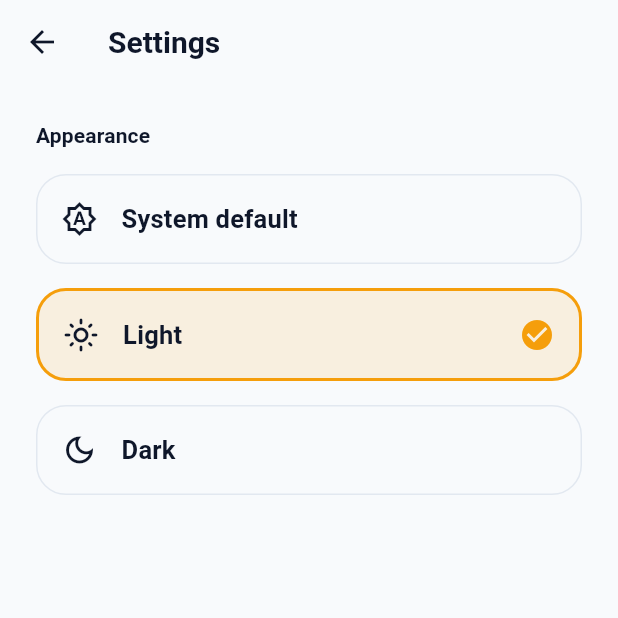
After one commit to keikoluc/aligo, a Flutter app: the SettingsScreen screen opened directly, after a tap on "Light", on a phone screen of 412 x 824 dp, the top half of it. The commit adds this screen. Run offline on Flutter 3.47's test engine with Material 3 defaults, Android fonts, the phone set to English and light mode, and no system bars; our stand-ins replace firebase_core, firebase_messaging, flutter_secure_storage, geolocator, google_sign_in, socket_io_client; missing offline and left inert: mapbox_maps_flutter; accounts and stored records are empty.

Commit message:
Add a light/dark/system appearance toggle in a new Settings screen
Wires the previously dead drawer "Settings" entry to a real screen and
persists the choice with flutter_secure_storage, mirroring LocaleStorage.

```diff
--- /dev/null
+++ b/lib/core/storage/theme_storage.dart
@@ -0,0 +1,16 @@
+import 'package:flutter_secure_storage/flutter_secure_storage.dart';
+
+/// Persists the user's chosen appearance (light/dark/system) across launches.
+class ThemeStorage {
+  static const _themeModeKey = 'aligo_theme_mode';
+
+  final FlutterSecureStorage _storage;
+
+  ThemeStorage({FlutterSecureStorage? storage})
+    : _storage = storage ?? const FlutterSecureStorage();
+
+  Future<void> saveThemeMode(String themeMode) =>
+      _storage.write(key: _themeModeKey, value: themeMode);
+
+  Future<String?> readThemeMode() => _storage.read(key: _themeModeKey);
+}
--- a/lib/l10n/app_en.arb
+++ b/lib/l10n/app_en.arb
@@ -91,6 +91,10 @@
   "support": "Support",
   "settings": "Settings",
   "language": "Language",
+  "appearanceSectionTitle": "Appearance",
+  "themeSystemLabel": "System default",
+  "themeLightLabel": "Light",
+  "themeDarkLabel": "Dark",
 
   "postShipmentTitle": "Post a shipment",
   "whatAreYouSending": "What are you sending?",
--- a/lib/l10n/app_localizations.dart
+++ b/lib/l10n/app_localizations.dart
@@ -555,6 +555,30 @@ abstract class AppLocalizations {
   /// In en, this message translates to:
   /// **'Language'**
   String get language;
+
+  /// No description provided for @appearanceSectionTitle.
+  ///
+  /// In en, this message translates to:
+  /// **'Appearance'**
+  String get appearanceSectionTitle;
+
+  /// No description provided for @themeSystemLabel.
+  ///
+  /// In en, this message translates to:
+  /// **'System default'**
+  String get themeSystemLabel;
+
+  /// No description provided for @themeLightLabel.
+  ///
+  /// In en, this message translates to:
+  /// **'Light'**
+  String get themeLightLabel;
+
+  /// No description provided for @themeDarkLabel.
+  ///
+  /// In en, this message translates to:
+  /// **'Dark'**
+  String get themeDarkLabel;
 
   /// No description provided for @postShipmentTitle.
   ///
--- a/lib/l10n/app_localizations_en.dart
+++ b/lib/l10n/app_localizations_en.dart
@@ -245,6 +245,18 @@ class AppLocalizationsEn extends AppLocalizations {
 
   @override
   String get language => 'Language';
+
+  @override
+  String get appearanceSectionTitle => 'Appearance';
+
+  @override
+  String get themeSystemLabel => 'System default';
+
+  @override
+  String get themeLightLabel => 'Light';
+
+  @override
+  String get themeDarkLabel => 'Dark';
 
   @override
   String get postShipmentTitle => 'Post a shipment';
--- a/lib/l10n/app_localizations_ru.dart
+++ b/lib/l10n/app_localizations_ru.dart
@@ -244,6 +244,18 @@ class AppLocalizationsRu extends AppLocalizations {
 
   @override
   String get language => 'Язык';
+
+  @override
+  String get appearanceSectionTitle => 'Оформление';
+
+  @override
+  String get themeSystemLabel => 'Как в системе';
+
+  @override
+  String get themeLightLabel => 'Светлая';
+
+  @override
+  String get themeDarkLabel => 'Тёмная';
 
   @override
   String get postShipmentTitle => 'Разместить груз';
--- a/lib/l10n/app_localizations_uz.dart
+++ b/lib/l10n/app_localizations_uz.dart
@@ -246,6 +246,18 @@ class AppLocalizationsUz extends AppLocalizations {
 
   @override
   String get language => 'Til';
+
+  @override
+  String get appearanceSectionTitle => 'Ko\'rinish';
+
+  @override
+  String get themeSystemLabel => 'Tizim standarti';
+
+  @override
+  String get themeLightLabel => 'Yorug\'';
+
+  @override
+  String get themeDarkLabel => 'Qorong\'u';
 
   @override
   String get postShipmentTitle => 'Yuk joylash';
--- a/lib/l10n/app_ru.arb
+++ b/lib/l10n/app_ru.arb
@@ -85,6 +85,10 @@
   "support": "Поддержка",
   "settings": "Настройки",
   "language": "Язык",
+  "appearanceSectionTitle": "Оформление",
+  "themeSystemLabel": "Как в системе",
+  "themeLightLabel": "Светлая",
+  "themeDarkLabel": "Тёмная",
 
   "postShipmentTitle": "Разместить груз",
   "whatAreYouSending": "Что вы отправляете?",
--- a/lib/l10n/app_uz.arb
+++ b/lib/l10n/app_uz.arb
@@ -85,6 +85,10 @@
   "support": "Yordam",
   "settings": "Sozlamalar",
   "language": "Til",
+  "appearanceSectionTitle": "Ko'rinish",
+  "themeSystemLabel": "Tizim standarti",
+  "themeLightLabel": "Yorug'",
+  "themeDarkLabel": "Qorong'u",
 
   "postShipmentTitle": "Yuk joylash",
   "whatAreYouSending": "Nima yubormoqchisiz?",
--- a/lib/main.dart
+++ b/lib/main.dart
@@ -6,6 +6,7 @@ import 'core/current_locale.dart';
 import 'core/network/profile_api.dart';
 import 'core/storage/locale_storage.dart';
 import 'core/storage/session_storage.dart';
+import 'core/storage/theme_storage.dart';
 import 'core/theme/app_theme.dart';
 import 'l10n/app_localizations.dart';
 import 'models/user_model.dart';
@@ -40,6 +41,12 @@ class AligoApp extends StatefulWidget {
     context.findAncestorStateOfType<_AligoAppState>()?._setLocale(locale);
   }
 
+  /// Switches the app's appearance (light/dark/follow system) at runtime.
+  /// Call after persisting the choice with [ThemeStorage].
+  static void setThemeMode(BuildContext context, ThemeMode themeMode) {
+    context.findAncestorStateOfType<_AligoAppState>()?._setThemeMode(themeMode);
+  }
+
   @override
   State<AligoApp> createState() => _AligoAppState();
 }
@@ -47,7 +54,9 @@ class AligoApp extends StatefulWidget {
 class _AligoAppState extends State<AligoApp> {
   final _localeStorage = LocaleStorage();
   final _sessionStorage = SessionStorage();
+  final _themeStorage = ThemeStorage();
   Locale? _locale;
+  ThemeMode _themeMode = ThemeMode.system;
   bool _checkedStoredLocale = false;
   Widget? _initialHome;
 
@@ -69,6 +78,17 @@ class _AligoAppState extends State<AligoApp> {
     final Locale? locale = code != null ? Locale(code) : null;
     if (locale != null) currentLocaleNotifier.value = locale;
 
+    String? themeModeName;
+    try {
+      themeModeName = await _themeStorage.readThemeMode();
+    } catch (_) {
+      themeModeName = null;
+    }
+    final ThemeMode themeMode = ThemeMode.values.firstWhere(
+      (mode) => mode.name == themeModeName,
+      orElse: () => ThemeMode.system,
+    );
+
     // Only bother resuming a session once a language is already chosen —
     // a brand-new install has no session to resume anyway.
     final Widget initialHome = locale == null
@@ -78,6 +98,7 @@ class _AligoAppState extends State<AligoApp> {
     if (!mounted) return;
     setState(() {
       _locale = locale;
+      _themeMode = themeMode;
       _checkedStoredLocale = true;
       _initialHome = initialHome;
     });
@@ -114,6 +135,10 @@ class _AligoAppState extends State<AligoApp> {
     setState(() => _locale = locale);
   }
 
+  void _setThemeMode(ThemeMode themeMode) {
+    setState(() => _themeMode = themeMode);
+  }
+
   @override
   Widget build(BuildContext context) {
     return MaterialApp(
@@ -121,7 +146,7 @@ class _AligoAppState extends State<AligoApp> {
       debugShowCheckedModeBanner: false,
       theme: AppTheme.light,
       darkTheme: AppTheme.dark,
-      themeMode: ThemeMode.system,
+      themeMode: _themeMode,
       locale: _locale,
       localizationsDelegates: AppLocalizations.localizationsDelegates,
       supportedLocales: AppLocalizations.supportedLocales,
--- a/lib/screens/home/home_screen.dart
+++ b/lib/screens/home/home_screen.dart
@@ -15,6 +15,7 @@ import '../cargo/my_shipments_screen.dart';
 import '../cargo/nearby_loads_screen.dart';
 import '../cargo/post_listing_screen.dart';
 import '../language/language_picker_screen.dart';
+import '../settings/settings_screen.dart';
 import '../settings/telegram_link_screen.dart';
 
 /// Hub screen of the Aligo app: a live tracking map with a floating
@@ -278,11 +279,7 @@ class _AligoDrawer extends StatelessWidget {
             CircleAvatar(
               radius: 32,
               backgroundColor: AppColors.slate,
-              child: const Icon(
-                Icons.person,
-                color: AppColors.amber,
-                size: 32,
-              ),
+              child: const Icon(Icons.person, color: AppColors.amber, size: 32),
             ),
             const SizedBox(height: AppSpacing.sm),
             Text(
@@ -359,6 +356,14 @@ class _AligoDrawer extends StatelessWidget {
             ListTile(
               leading: const Icon(Icons.settings_outlined),
               title: Text(l10n.settings),
+              onTap: () {
+                Navigator.of(context).pop();
+                Navigator.of(context).push(
+                  MaterialPageRoute<void>(
+                    builder: (_) => const SettingsScreen(),
+                  ),
+                );
+              },
             ),
           ],
         ),
--- /dev/null
+++ b/lib/screens/settings/settings_screen.dart
@@ -0,0 +1,140 @@
+import 'package:flutter/material.dart';
+
+import '../../core/storage/theme_storage.dart';
+import '../../core/theme/app_colors.dart';
+import '../../core/theme/app_theme.dart';
+import '../../l10n/app_localizations.dart';
+import '../../main.dart';
+
+/// App-wide preferences: currently just appearance (light/dark/system).
+/// Reached from the home drawer's "Settings" entry.
+class SettingsScreen extends StatefulWidget {
+  const SettingsScreen({super.key});
+
+  @override
+  State<SettingsScreen> createState() => _SettingsScreenState();
+}
+
+class _SettingsScreenState extends State<SettingsScreen> {
+  final _themeStorage = ThemeStorage();
+  ThemeMode _selected = ThemeMode.system;
+
+  @override
+  void initState() {
+    super.initState();
+    _loadStoredThemeMode();
+  }
+
+  Future<void> _loadStoredThemeMode() async {
+    String? stored;
+    try {
+      stored = await _themeStorage.readThemeMode();
+    } catch (_) {
+      stored = null;
+    }
+    if (!mounted || stored == null) return;
+    final ThemeMode themeMode = ThemeMode.values.firstWhere(
+      (mode) => mode.name == stored,
+      orElse: () => ThemeMode.system,
+    );
+    setState(() => _selected = themeMode);
+  }
+
+  Future<void> _select(ThemeMode themeMode) async {
+    setState(() => _selected = themeMode);
+    await _themeStorage.saveThemeMode(themeMode.name);
+    if (!mounted) return;
+    AligoApp.setThemeMode(context, themeMode);
+  }
+
+  @override
+  Widget build(BuildContext context) {
+    final AppLocalizations l10n = AppLocalizations.of(context)!;
+
+    return Scaffold(
+      appBar: AppBar(title: Text(l10n.settings)),
+      body: ListView(
+        padding: const EdgeInsets.all(AppSpacing.lg),
+        children: [
+          Text(
+            l10n.appearanceSectionTitle,
+            style: Theme.of(context).textTheme.titleSmall,
+          ),
+          const SizedBox(height: AppSpacing.md),
+          _ThemeOption(
+            icon: Icons.brightness_auto_outlined,
+            label: l10n.themeSystemLabel,
+            selected: _selected == ThemeMode.system,
+            onTap: () => _select(ThemeMode.system),
+          ),
+          const SizedBox(height: AppSpacing.md),
+          _ThemeOption(
+            icon: Icons.light_mode_outlined,
+            label: l10n.themeLightLabel,
+            selected: _selected == ThemeMode.light,
+            onTap: () => _select(ThemeMode.light),
+          ),
+          const SizedBox(height: AppSpacing.md),
+          _ThemeOption(
+            icon: Icons.dark_mode_outlined,
+            label: l10n.themeDarkLabel,
+            selected: _selected == ThemeMode.dark,
+            onTap: () => _select(ThemeMode.dark),
+          ),
+        ],
+      ),
+    );
+  }
+}
+
+class _ThemeOption extends StatelessWidget {
+  final IconData icon;
+  final String label;
+  final bool selected;
+  final VoidCallback onTap;
+
+  const _ThemeOption({
+    required this.icon,
+    required this.label,
+    required this.selected,
+    required this.onTap,
+  });
+
+  @override
+  Widget build(BuildContext context) {
+    final ColorScheme scheme = Theme.of(context).colorScheme;
+    final bool isDark = Theme.of(context).brightness == Brightness.dark;
+
+    return InkWell(
+      onTap: onTap,
+      borderRadius: BorderRadius.circular(AppRadius.xl),
+      child: Container(
+        padding: const EdgeInsets.all(AppSpacing.md),
+        decoration: BoxDecoration(
+          color: selected
+              ? AppColors.amber.withValues(alpha: isDark ? 0.18 : 0.12)
+              : (isDark ? AppColors.slateLight : AppColors.offWhite),
+          borderRadius: BorderRadius.circular(AppRadius.xl),
+          border: Border.all(
+            color: selected ? AppColors.amber : scheme.outline,
+            width: selected ? 2 : 1,
+          ),
+        ),
+        child: Row(
+          children: [
+            Icon(icon, color: scheme.onSurface),
+            const SizedBox(width: AppSpacing.md),
+            Expanded(
+              child: Text(
+                label,
+                style: Theme.of(context).textTheme.titleMedium,
+              ),
+            ),
+            if (selected)
+              const Icon(Icons.check_circle, color: AppColors.amber),
+          ],
+        ),
+      ),
+    );
+  }
+}
```
